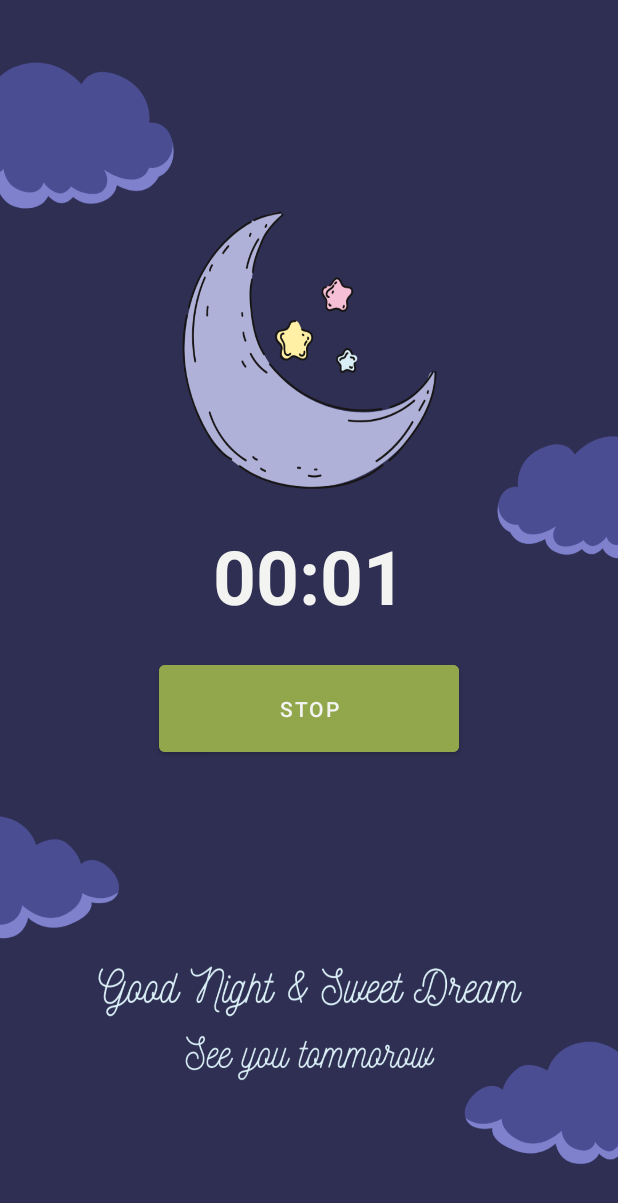
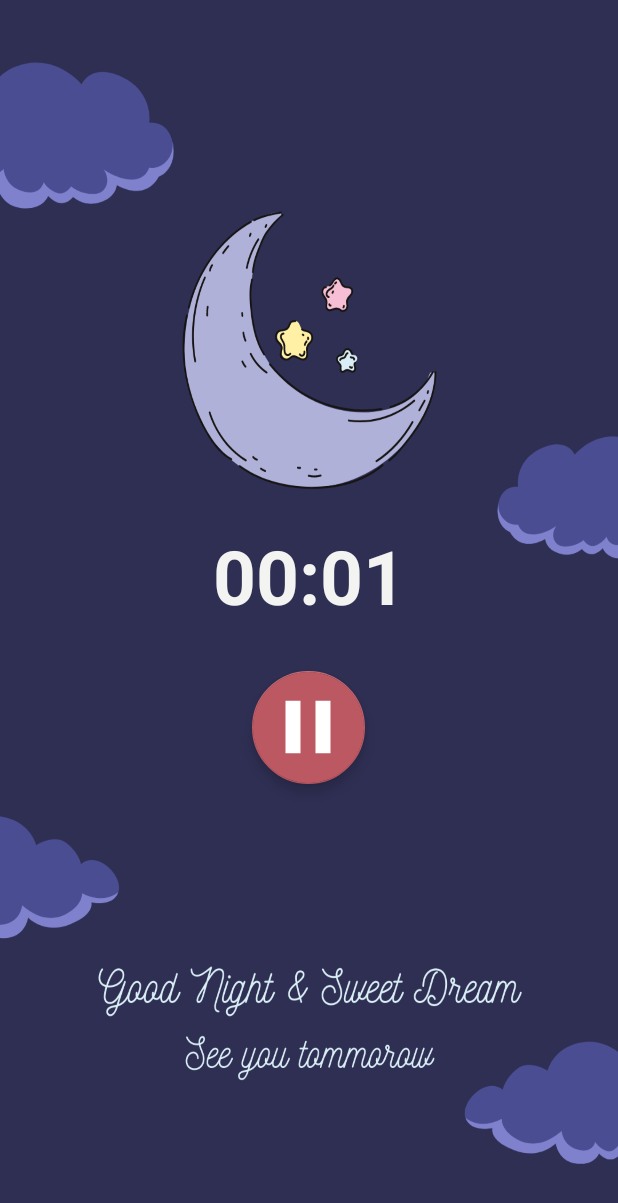
Before and after one commit to BusraSunar/Ucu_Birarada_Android, an Android app: the SleepCounterActivity screen opened directly, with no data from a screen before it, on a phone screen of 412 x 824 dp. Shown: the top 1203 px of the screen. Run offline under Robolectric (Android 15) with nearby library versions, the phone set to English and light mode, and no system bars; our stand-ins replace Volley; network calls fail; 2 statements that could not run were skipped.

Commit message:
changed the sleep start and stop buttons

```diff
--- /dev/null
+++ b/app/src/main/res/drawable/ic_baseline_pause_24.xml
@@ -0,0 +1,10 @@
+<vector xmlns:android="http://schemas.android.com/apk/res/android"
+    android:width="24dp"
+    android:height="24dp"
+    android:viewportWidth="24"
+    android:viewportHeight="24"
+    android:tint="?attr/colorControlNormal">
+  <path
+      android:fillColor="@android:color/white"
+      android:pathData="M6,19h4L10,5L6,5v14zM14,5v14h4L18,5h-4z"/>
+</vector>
--- a/app/src/main/res/layout/activity_sleep_counter.xml
+++ b/app/src/main/res/layout/activity_sleep_counter.xml
@@ -17,26 +17,32 @@
             android:id="@+id/counter"
             android:layout_width="match_parent"
             android:layout_height="wrap_content"
+            android:layout_centerHorizontal="true"
             android:layout_marginTop="350dp"
-            android:layout_centerHorizontal="true"
             android:gravity="center"
             android:textColor="@color/white"
             android:textSize="50dp"
-            android:textStyle="bold"
-            />
+            android:textStyle="bold" />
 
-        <com.google.android.material.button.MaterialButton
+        <com.google.android.material.floatingactionbutton.FloatingActionButton
             android:id="@+id/stopButton"
-            android:layout_width="200dp"
-            android:layout_height="70dp"
+            android:layout_width="wrap_content"
+            android:layout_height="wrap_content"
+            android:layout_below="@+id/counter"
+            android:layout_centerHorizontal="true"
             android:layout_gravity="center_horizontal"
-            android:layout_centerHorizontal="true"
-            android:layout_marginTop="20dp"
-            android:backgroundTint="@color/green"
-            android:layout_below="@+id/counter"
-            android:text="STOP"
-            android:textColor="@color/white"
-            android:onClick="stopButtonAction"/>
+            android:layout_marginTop="30dp"
+            android:layout_marginBottom="50dp"
+            android:onClick="stopButtonAction"
+            android:scaleType="center"
+            android:src="@drawable/ic_baseline_pause_24"
+            app:backgroundTint="@color/bordo"
+            app:fabCustomSize="75dp"
+            app:maxImageSize="60dp"
+            app:tint="@android:color/white" />
+
+
+
 
     </RelativeLayout>
 </RelativeLayout>
--- a/app/src/main/res/values/colors.xml
+++ b/app/src/main/res/values/colors.xml
@@ -7,7 +7,7 @@
     <color name="teal_700">#FF018786</color>
     <color name="black">#FF000000</color>
     <color name="brown5">#c9b8a1</color>
-    <color name="bordo">#e1b4b7  </color>
+    <color name="bordo">#bc5861   </color>
     <color name="brown4">#C3765A</color>
     <color name="brown3">#CB997E</color>
     <color name="brown2">#DDBEA9</color>
```
Also changed, not shown: app/src/main/res/layout/activity_sleep.xml (+13 -8 lines).
